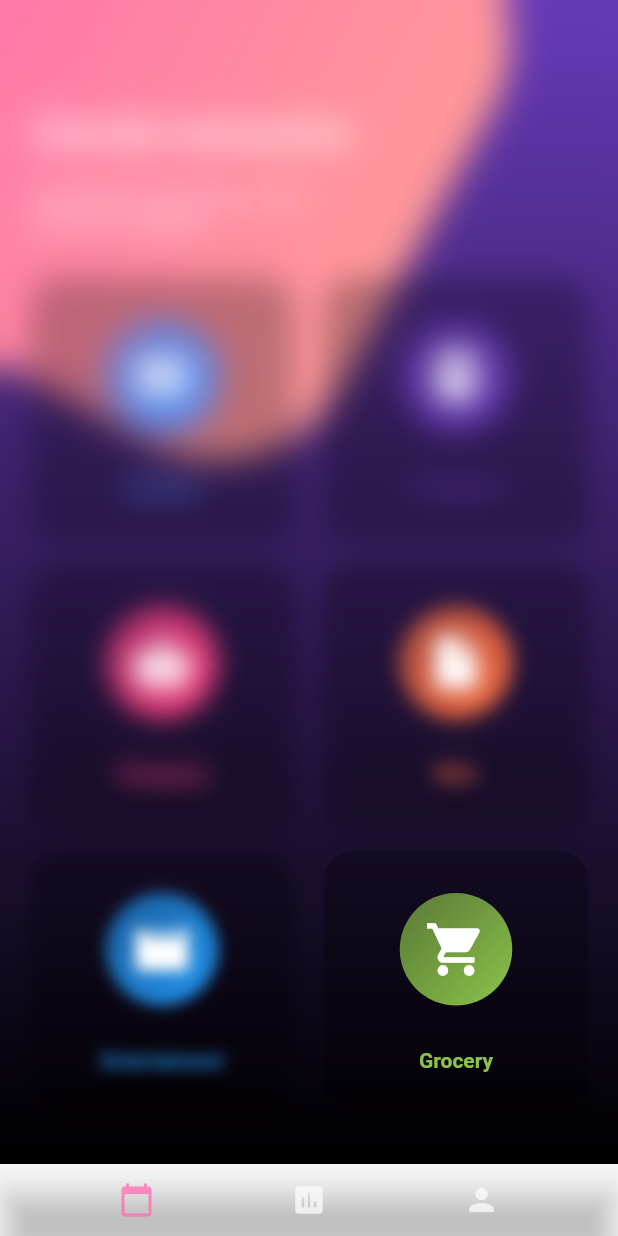
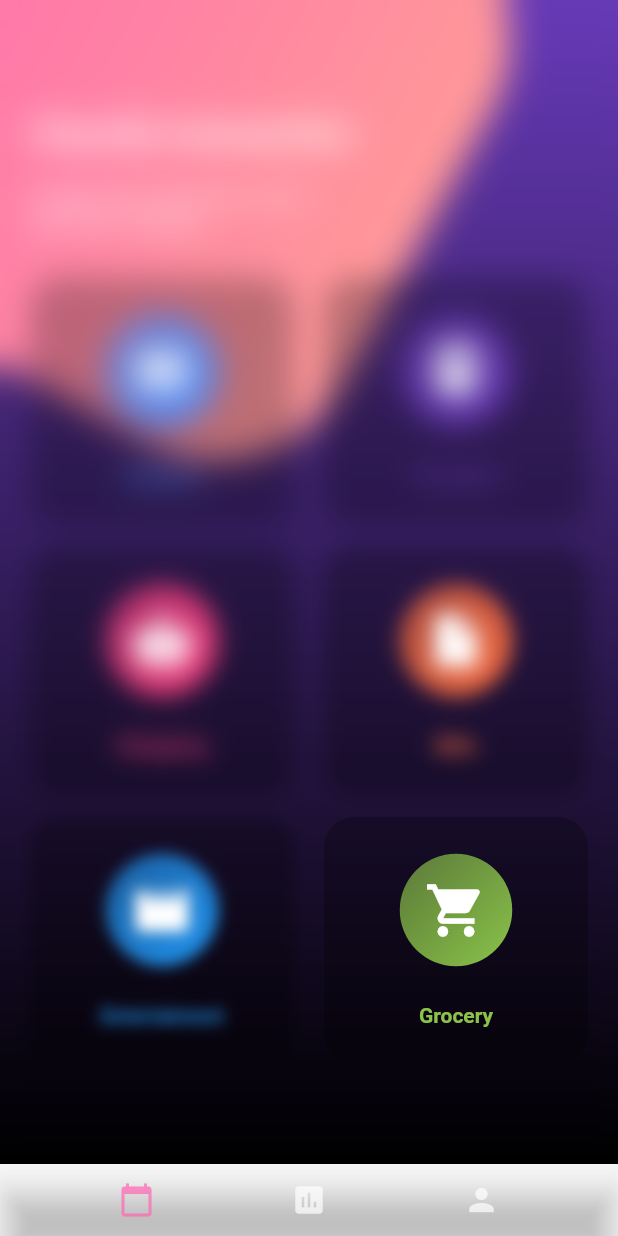
Before and after one commit to Arkangel12/dribble_transaction, a Flutter app: the screen it shows after launch, on a phone screen of 412 x 824 dp. Run offline on Flutter 3.47's test engine with Material 2 defaults, Android fonts, the phone set to English and light mode, and no system bars.

Commit message:
correccion en height de cards

```diff
--- a/lib/main.dart
+++ b/lib/main.dart
@@ -166,7 +166,7 @@ class _MyHomePageState extends State<MyHomePage> {
       borderRadius: BorderRadius.circular(20.0),
     );
 
-    final double _cardHeight = size.height / 4 - 30.0;
+    final double _cardHeight = size.height / 5;
 
     return Container(
       padding: EdgeInsets.symmetric(horizontal: 10.0, vertical: 10.0),
```
